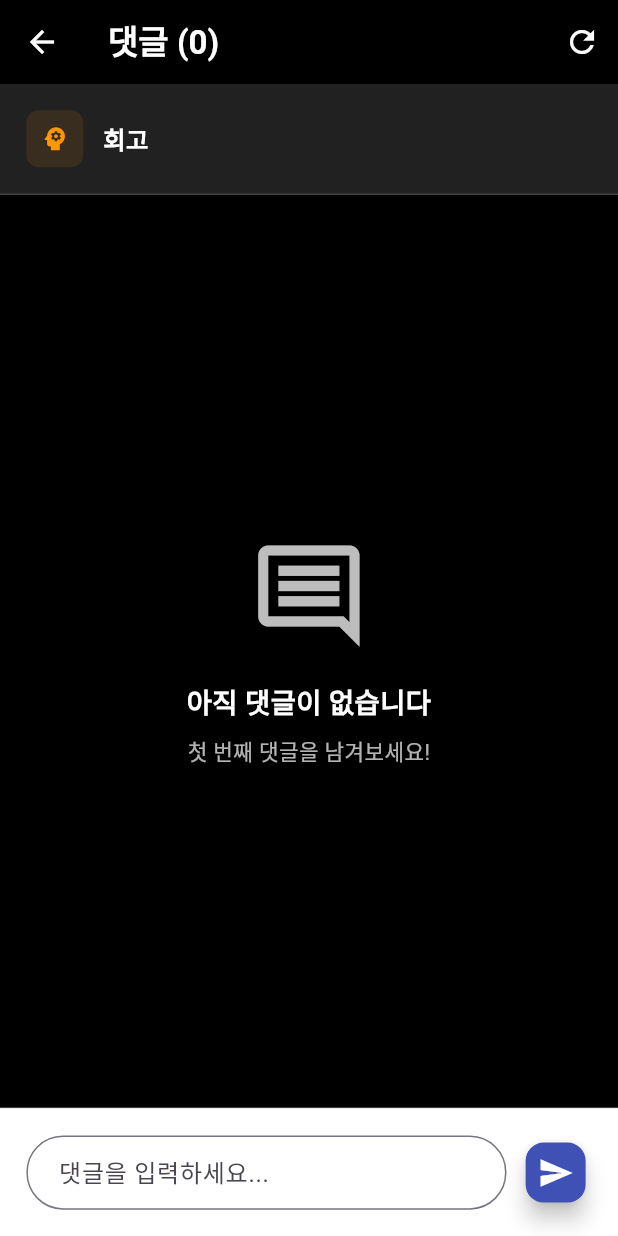
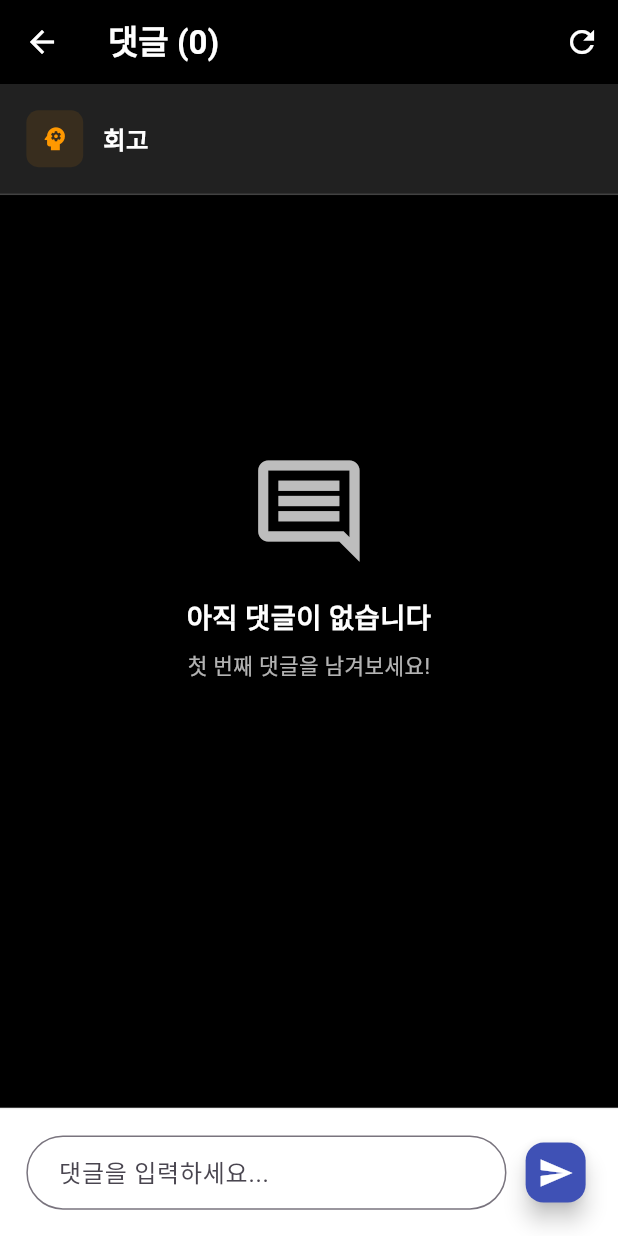
Before and after one commit to wisdom08/otf, a Flutter app: the CommentsPage screen opened directly, on a phone screen of 412 x 824 dp. Run offline on Flutter 3.47's test engine with Material 3 defaults, Android fonts, the phone set to English and light mode, and no system bars; our stand-ins replace confetti, flutter_screenutil, google_fonts, shared_preferences; accounts and stored records are empty; statements that could not run were skipped.

Commit message:
fix: 댓글 페이지 overflow 에러 완전 해결
- _buildEmptyComments를 SingleChildScrollView로 감싸서 스크롤 가능하게 변경
- Container 높이를 화면 높이의 60%로 제한하여 공간 확보
- overflow 에러 완전 해결 및 안정적인 레이아웃 구현

```diff
--- a/lib/presentation/pages/comments/comments_page.dart
+++ b/lib/presentation/pages/comments/comments_page.dart
@@ -169,7 +169,10 @@ class _CommentsPageState extends State<CommentsPage> {
   }
 
   Widget _buildEmptyComments() {
-    return Center(
+    return SingleChildScrollView(
+      child: Container(
+        height: MediaQuery.of(context).size.height * 0.6, // 화면 높이의 60% 사용
+        child: Center(
           child: Padding(
             padding: EdgeInsets.all(40.w),
             child: Column(
@@ -196,6 +199,8 @@ class _CommentsPageState extends State<CommentsPage> {
                   textAlign: TextAlign.center,
                 ),
               ],
+            ),
+          ),
         ),
       ),
     );
```
Lines whose indentation alone changed are shown as unchanged.
